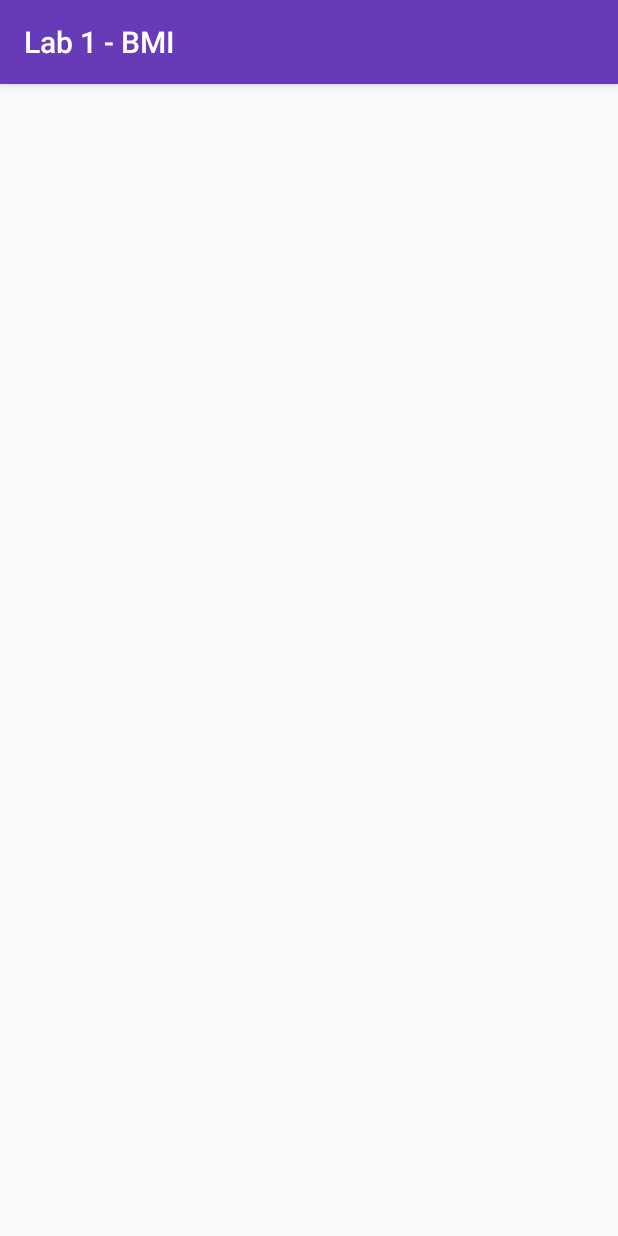
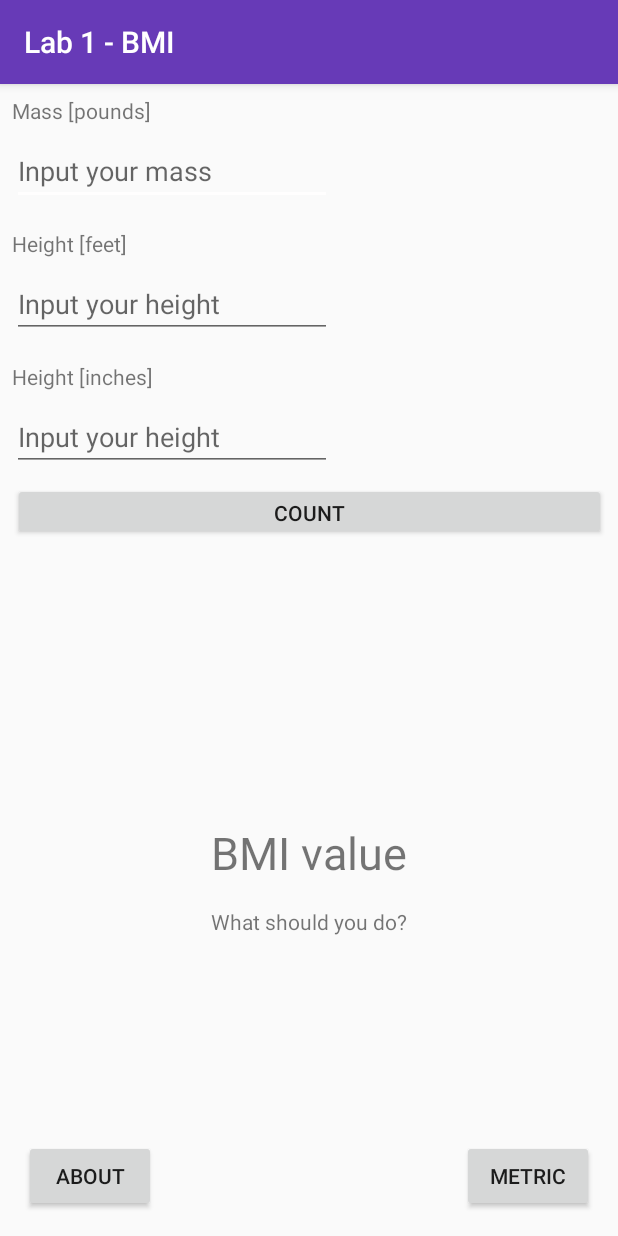
Before and after one commit to MegaKruk/PWr-MMS-Lab, an Android app: the ImperialActivity screen opened directly, with no data from a screen before it, on a phone screen of 412 x 824 dp. Run offline under Robolectric (Android 15) with nearby library versions, the phone set to English and light mode, and no system bars.

Commit message:
Finished layout for imperial

```diff
--- a/Lab1/app/src/main/res/layout/activity_imperial.xml
+++ b/Lab1/app/src/main/res/layout/activity_imperial.xml
@@ -6,4 +6,130 @@
     android:layout_height="match_parent"
     tools:context=".ImperialActivity">
 
+    <TextView
+        android:id="@+id/massPounds"
+        android:layout_width="wrap_content"
+        android:layout_height="wrap_content"
+        android:layout_marginStart="8dp"
+        android:layout_marginTop="8dp"
+        android:text="@string/mass_pounds"
+        app:layout_constraintStart_toStartOf="parent"
+        app:layout_constraintTop_toTopOf="parent" />
+
+    <EditText
+        android:id="@+id/inputMassPounds"
+        android:layout_width="wrap_content"
+        android:layout_height="wrap_content"
+        android:layout_marginStart="8dp"
+        android:layout_marginTop="8dp"
+        android:ems="10"
+        android:hint="@string/input_your_mass"
+        android:importantForAutofill="no"
+        android:inputType="numberDecimal"
+        app:layout_constraintStart_toStartOf="parent"
+        app:layout_constraintTop_toBottomOf="@+id/massPounds" />
+
+    <TextView
+        android:id="@+id/heightFeet"
+        android:layout_width="wrap_content"
+        android:layout_height="wrap_content"
+        android:layout_marginStart="8dp"
+        android:layout_marginTop="16dp"
+        android:text="@string/height_feet"
+        app:layout_constraintStart_toStartOf="parent"
+        app:layout_constraintTop_toBottomOf="@+id/inputMassPounds" />
+
+    <EditText
+        android:id="@+id/inputHeightFeet"
+        android:layout_width="wrap_content"
+        android:layout_height="wrap_content"
+        android:layout_marginStart="8dp"
+        android:layout_marginTop="8dp"
+        android:ems="10"
+        android:hint="@string/input_your_height"
+        android:importantForAutofill="no"
+        android:inputType="numberSigned"
+        app:layout_constraintStart_toStartOf="parent"
+        app:layout_constraintTop_toBottomOf="@+id/heightFeet" />
+
+    <Button
+        android:id="@+id/buttonCountImperial"
+        android:layout_width="395dp"
+        android:layout_height="38dp"
+        android:layout_marginStart="8dp"
+        android:layout_marginTop="8dp"
+        android:layout_marginEnd="8dp"
+        android:text="@string/count"
+        app:layout_constraintEnd_toEndOf="parent"
+        app:layout_constraintStart_toStartOf="parent"
+        app:layout_constraintTop_toBottomOf="@+id/inputHeighInches" />
+
+    <TextView
+        android:id="@+id/outputBMI"
+        android:layout_width="wrap_content"
+        android:layout_height="wrap_content"
+        android:layout_marginStart="8dp"
+        android:layout_marginEnd="8dp"
+        android:layout_marginBottom="16dp"
+        android:text="@string/bmi_value"
+        android:textSize="30sp"
+        app:layout_constraintBottom_toTopOf="@+id/outputInfo"
+        app:layout_constraintEnd_toEndOf="parent"
+        app:layout_constraintStart_toStartOf="parent" />
+
+    <TextView
+        android:id="@+id/outputInfo"
+        android:layout_width="wrap_content"
+        android:layout_height="wrap_content"
+        android:layout_marginStart="16dp"
+        android:layout_marginEnd="16dp"
+        android:layout_marginBottom="200dp"
+        android:text="@string/what_should_you_do"
+        app:layout_constraintBottom_toBottomOf="parent"
+        app:layout_constraintEnd_toEndOf="parent"
+        app:layout_constraintStart_toStartOf="parent" />
+
+    <Button
+        android:id="@+id/buttonAbout"
+        android:layout_width="wrap_content"
+        android:layout_height="wrap_content"
+        android:layout_marginStart="16dp"
+        android:layout_marginBottom="16dp"
+        android:text="@string/about"
+        app:layout_constraintBottom_toBottomOf="parent"
+        app:layout_constraintStart_toStartOf="parent" />
+
+    <TextView
+        android:id="@+id/heightInches"
+        android:layout_width="wrap_content"
+        android:layout_height="wrap_content"
+        android:layout_marginStart="8dp"
+        android:layout_marginTop="16dp"
+        android:text="@string/height_inches"
+        app:layout_constraintStart_toStartOf="parent"
+        app:layout_constraintTop_toBottomOf="@+id/inputHeightFeet" />
+
+    <EditText
+        android:id="@+id/inputHeighInches"
+        android:layout_width="wrap_content"
+        android:layout_height="wrap_content"
+        android:layout_marginStart="8dp"
+        android:layout_marginTop="8dp"
+        android:ems="10"
+        android:hint="@string/input_your_height"
+        android:inputType="numberSigned"
+        app:layout_constraintStart_toStartOf="parent"
+        app:layout_constraintTop_toBottomOf="@+id/heightInches"
+        android:importantForAutofill="no" />
+
+    <Button
+        android:id="@+id/buttonMetric"
+        android:layout_width="wrap_content"
+        android:layout_height="wrap_content"
+        android:layout_marginEnd="16dp"
+        android:layout_marginBottom="16dp"
+        android:text="@string/metric"
+        app:layout_constraintBottom_toBottomOf="parent"
+        app:layout_constraintEnd_toEndOf="parent" />
+
 </androidx.constraintlayout.widget.ConstraintLayout>
--- a/Lab1/app/src/main/res/layout/activity_main.xml
+++ b/Lab1/app/src/main/res/layout/activity_main.xml
@@ -70,25 +70,25 @@
         android:layout_width="wrap_content"
         android:layout_height="wrap_content"
         android:layout_marginStart="8dp"
-        android:layout_marginTop="120dp"
         android:layout_marginEnd="8dp"
+        android:layout_marginBottom="16dp"
         android:text="@string/bmi_value"
         android:textSize="30sp"
+        app:layout_constraintBottom_toTopOf="@+id/outputInfo"
         app:layout_constraintEnd_toEndOf="parent"
-        app:layout_constraintStart_toStartOf="parent"
-        app:layout_constraintTop_toBottomOf="@+id/buttonCount" />
+        app:layout_constraintStart_toStartOf="parent" />
 
     <TextView
         android:id="@+id/outputInfo"
         android:layout_width="wrap_content"
         android:layout_height="wrap_content"
         android:layout_marginStart="16dp"
-        android:layout_marginTop="50dp"
         android:layout_marginEnd="16dp"
+        android:layout_marginBottom="200dp"
         android:text="@string/what_should_you_do"
+        app:layout_constraintBottom_toBottomOf="parent"
         app:layout_constraintEnd_toEndOf="parent"
-        app:layout_constraintStart_toStartOf="parent"
-        app:layout_constraintTop_toBottomOf="@+id/outputBMI" />
+        app:layout_constraintStart_toStartOf="parent" />
 
     <Button
         android:id="@+id/buttonAbout"
--- a/Lab1/app/src/main/res/values/strings.xml
+++ b/Lab1/app/src/main/res/values/strings.xml
@@ -17,4 +17,8 @@
     <string name="go_back">Go back</string>
     <string name="mike">mike</string>
     <string name="imperial">Imperial</string>
+    <string name="mass_pounds">Mass [pounds]</string>
+    <string name="height_feet">Height [feet]</string>
+    <string name="height_inches">Height [inches]</string>
+    <string name="metric">Metric</string>
 </resources>
```
